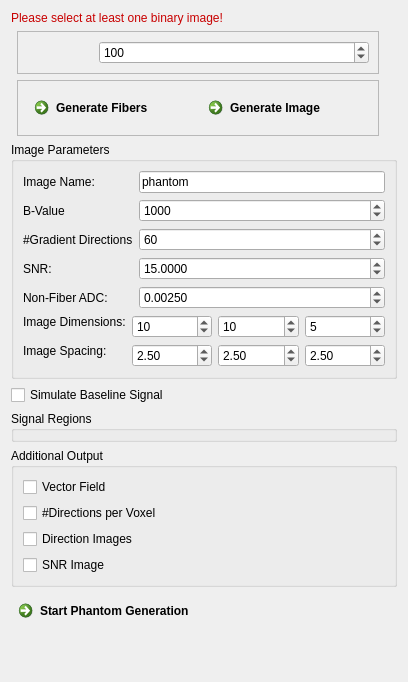
Above: Plugins/org.mitk.gui.qt.diffusionimaging/src/internal/QmitkDwiSoftwarePhantomViewControls.ui from MITK/MITK before the change. Below: the same form after it.
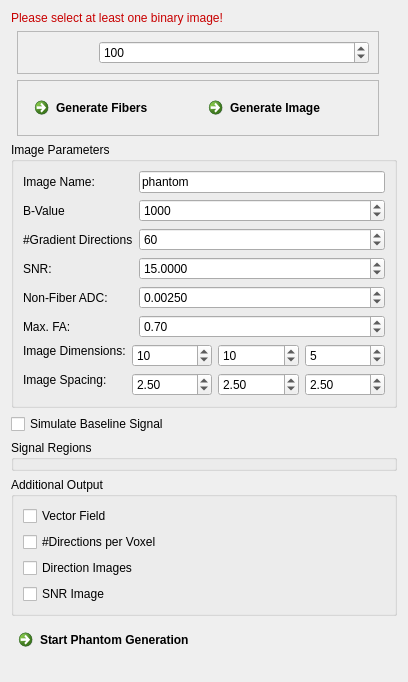
That is the form after the change. Icons and pictures are not drawn.

```diff
--- a/Plugins/org.mitk.gui.qt.diffusionimaging/src/internal/QmitkDwiSoftwarePhantomViewControls.ui
+++ b/Plugins/org.mitk.gui.qt.diffusionimaging/src/internal/QmitkDwiSoftwarePhantomViewControls.ui
@@ -294,6 +294,29 @@
            </property>
           </widget>
          </item>
+         <item row="6" column="1">
+          <widget class="QDoubleSpinBox" name="m_MaxFaBox">
+           <property name="minimum">
+            <double>0.010000000000000</double>
+           </property>
+           <property name="maximum">
+            <double>1.000000000000000</double>
+           </property>
+           <property name="singleStep">
+            <double>0.100000000000000</double>
+           </property>
+           <property name="value">
+            <double>0.700000000000000</double>
+           </property>
+          </widget>
+         </item>
+         <item row="6" column="0">
+          <widget class="QLabel" name="m_TensorsToDWINumDirsLabel_6">
+           <property name="text">
+            <string>Max. FA:</string>
+           </property>
+          </widget>
+         </item>
         </layout>
        </widget>
       </item>
```
